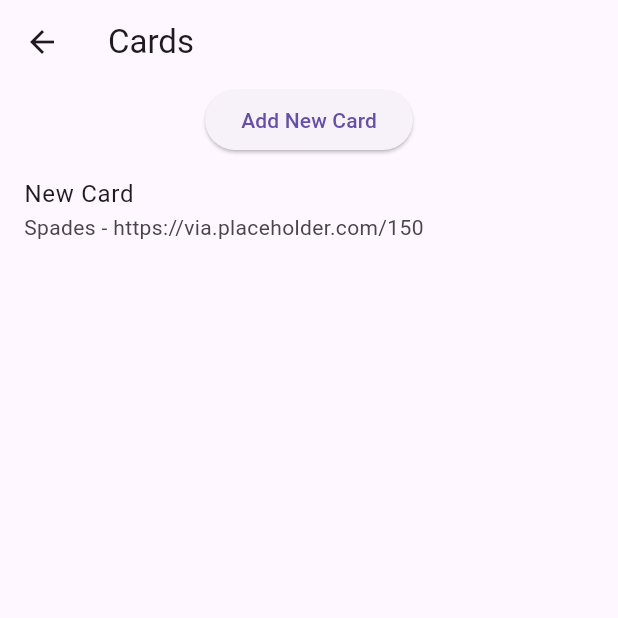
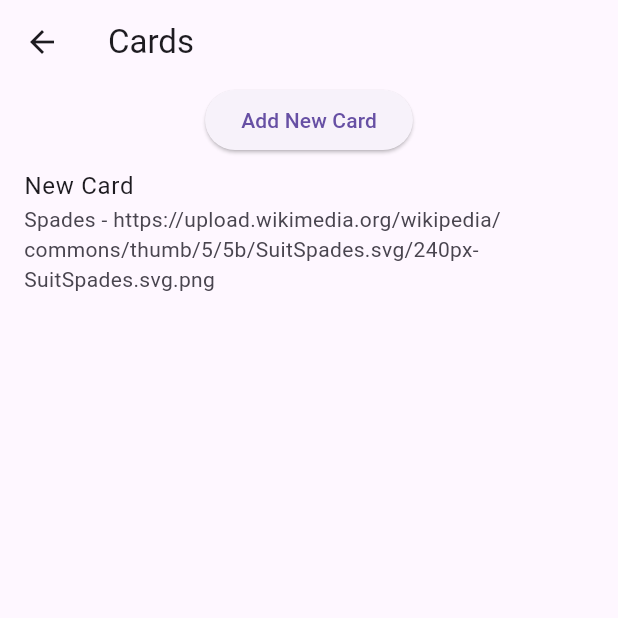
Before and after one commit to anguyen221/card_organizer_app, a Flutter app: the CardScreen screen opened directly with empty values, after a tap on "Add New Card", on a phone screen of 412 x 824 dp, the top half of it. Run offline on Flutter 3.47's test engine with Material 3 defaults, Android fonts, the phone set to English and light mode, and no system bars; our stand-ins replace sqflite; accounts and stored records are empty.

```diff
--- a/lib/screens/card_screen.dart
+++ b/lib/screens/card_screen.dart
@@ -34,16 +34,30 @@ class _CardScreenState extends State<CardScreen> {
 
   Future<void> _addCard() async {
     final db = await DatabaseHelper.instance.database;
+
     final card = CardModel(
       name: 'New Card',
       suit: 'Spades',
-      imageUrl: 'https://via.placeholder.com/150',
+      imageUrl: 'https://upload.wikimedia.org/wikipedia/commons/thumb/5/5b/SuitSpades.svg/240px-SuitSpades.svg.png',
       folderId: widget.folderId,
     );
-    await db.insert('cards', card.toMap());
-    setState(() {
-      _cards = _fetchCards();
-    });
+
+    final result = await DatabaseHelper.instance.addCardToFolder(
+      card.name,
+      card.suit,
+      card.imageUrl,
+      widget.folderId,
+    );
+
+    if (result != null) {
+      setState(() {
+        _cards = _fetchCards();
+      });
+    } else {
+      ScaffoldMessenger.of(context).showSnackBar(
+        SnackBar(content: Text('Cannot add more cards to this folder.')),
+      );
+    }
   }
 
   @override
```
